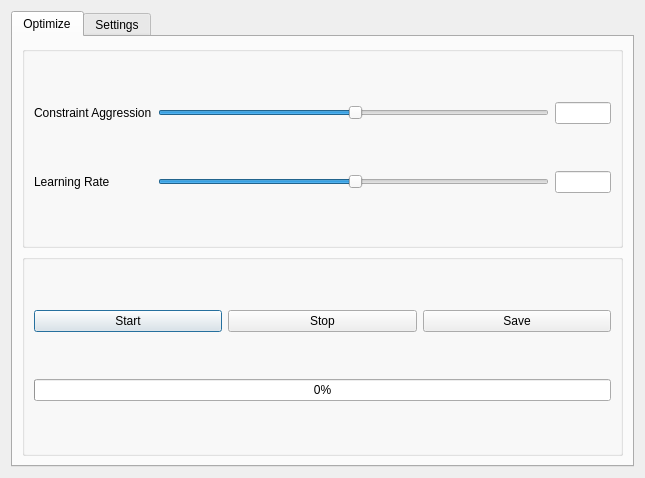
Before: the Qt Designer form trusseditor/forms/optimizer/optimize.ui in levirogalla/truss-gui, drawn with Qt 5.
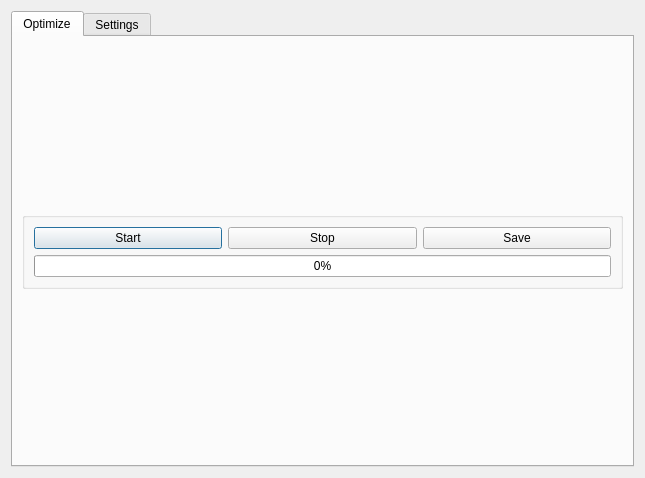
After: the same form once the commit is applied. The open tabs and pages were chosen to show the change.

What changed in the file:
```diff
--- a/trusseditor/forms/optimizer/optimize.ui
+++ b/trusseditor/forms/optimizer/optimize.ui
@@ -30,100 +30,14 @@
        <string>Optimize</string>
       </attribute>
       <layout class="QVBoxLayout" name="verticalLayout_3">
-       <item>
-        <widget class="QGroupBox" name="trainingAdjust">
-         <layout class="QGridLayout" name="gridLayout" columnstretch="0,7,1" columnminimumwidth="3,2,1">
-          <item row="0" column="2">
-           <widget class="QLineEdit" name="liveConstraintAggressionInput">
-            <property name="sizePolicy">
-             <sizepolicy hsizetype="Maximum" vsizetype="Fixed">
-              <horstretch>0</horstretch>
-              <verstretch>0</verstretch>
-             </sizepolicy>
-            </property>
-            <property name="minimumSize">
-             <size>
-              <width>0</width>
-              <height>0</height>
-             </size>
-            </property>
-           </widget>
-          </item>
-          <item row="0" column="0">
-           <widget class="QLabel" name="liveConstraintAggressionLabel">
-            <property name="frameShape">
-             <enum>QFrame::NoFrame</enum>
-            </property>
-            <property name="frameShadow">
-             <enum>QFrame::Plain</enum>
-            </property>
-            <property name="text">
-             <string>Constraint Aggression</string>
-            </property>
-           </widget>
-          </item>
-          <item row="0" column="1">
-           <widget class="QSlider" name="liveConstraintAggressionSlider">
-            <property name="sizePolicy">
-             <sizepolicy hsizetype="Expanding" vsizetype="Fixed">
-              <horstretch>0</horstretch>
-              <verstretch>0</verstretch>
-             </sizepolicy>
-            </property>
-            <property name="minimumSize">
-             <size>
-              <width>0</width>
-              <height>0</height>
-             </size>
-            </property>
-            <property name="singleStep">
-             <number>1</number>
-            </property>
-            <property name="value">
-             <number>50</number>
-            </property>
-            <property name="orientation">
-             <enum>Qt::Horizontal</enum>
-            </property>
-            <property name="invertedControls">
-             <bool>false</bool>
-            </property>
-            <property name="tickPosition">
-             <enum>QSlider::NoTicks</enum>
-            </property>
-           </widget>
-          </item>
-          <item row="1" column="0">
-           <widget class="QLabel" name="liveLearningRateLabel">
-            <property name="sizePolicy">
-             <sizepolicy hsizetype="Preferred" vsizetype="Fixed">
-              <horstretch>0</horstretch>
-              <verstretch>0</verstretch>
-             </sizepolicy>
-            </property>
-            <property name="text">
-             <string>Learning Rate</string>
-            </property>
-           </widget>
-          </item>
-          <item row="1" column="1">
-           <widget class="QSlider" name="liveLearningRateSlider">
-            <property name="value">
-             <number>50</number>
-            </property>
-            <property name="orientation">
-             <enum>Qt::Horizontal</enum>
-            </property>
-           </widget>
-          </item>
-          <item row="1" column="2">
-           <widget class="QLineEdit" name="liveLearningRateInput"/>
-          </item>
-         </layout>
-        </widget>
-       </item>
        <item>
         <widget class="QGroupBox" name="trainingControls">
+         <property name="sizePolicy">
+          <sizepolicy hsizetype="Preferred" vsizetype="Fixed">
+           <horstretch>0</horstretch>
+           <verstretch>0</verstretch>
+          </sizepolicy>
+         </property>
          <layout class="QVBoxLayout" name="verticalLayout_4">
           <item>
            <layout class="QHBoxLayout" name="controlButton">
```
Left out of the diff: 47 changed lines with no effect on the pictures.
